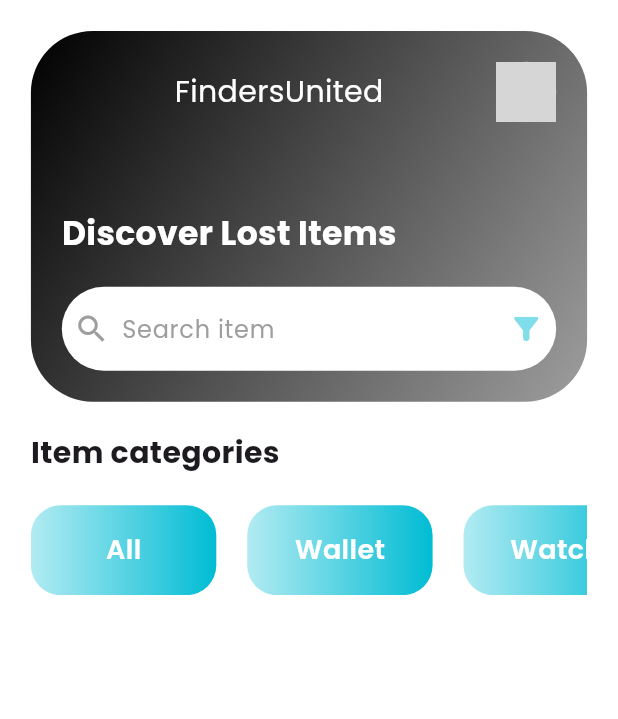
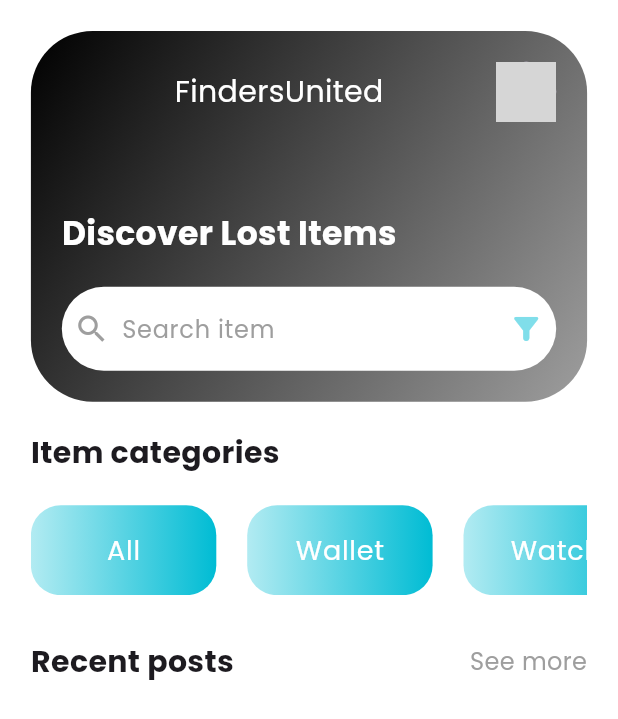
Before and after one commit to Ankush-Paul-02/Finders-United, a Flutter app: the HomeScreen screen opened directly, on a phone screen of 412 x 824 dp. Shown: the top 719 px of the screen. Run offline on Flutter 3.47's test engine with Material 3 defaults, Android fonts, the phone set to English and light mode, and no system bars; our stand-ins replace google_fonts, lottie, sizer, velocity_x; network calls fail; grey boxes are pictures that could not be loaded.

Commit message:
init recent posts

```diff
--- a/lib/feature/home/screens/home_screen.dart
+++ b/lib/feature/home/screens/home_screen.dart
@@ -26,6 +26,7 @@ class _HomeScreenState extends State<HomeScreen> {
               20.heightBox,
               'Item categories'.text.bold.size(20).make(),
               20.heightBox,
+              //! Category Items
               SizedBox(
                 height: 60,
                 child: ListView(
@@ -54,6 +55,14 @@ class _HomeScreenState extends State<HomeScreen> {
                     ),
                   ],
                 ),
+              ),
+              30.heightBox,
+              Row(
+                mainAxisAlignment: MainAxisAlignment.spaceBetween,
+                children: [
+                  'Recent posts'.text.bold.size(20).make(),
+                  'See more'.text.color(Colors.grey).size(16).make(),
+                ],
               )
             ],
           ).pSymmetric(h: 5.w, v: 5.w),
--- a/lib/feature/home/widgets/custom_category_title_button.dart
+++ b/lib/feature/home/widgets/custom_category_title_button.dart
@@ -14,7 +14,7 @@ class CustomCategoryTitleButton extends StatelessWidget {
 
   @override
   Widget build(BuildContext context) {
-    return InkWell(
+    return GestureDetector(
       onTap: onTap,
       child: Container(
         width: 30.w,
@@ -31,7 +31,7 @@ class CustomCategoryTitleButton extends StatelessWidget {
             ],
           ),
         ),
-        child: category.text.semiBold.size(18).white.makeCentered(),
+        child: category.text.bodyText1(context).size(18).white.makeCentered(),
       ),
     );
   }
```
